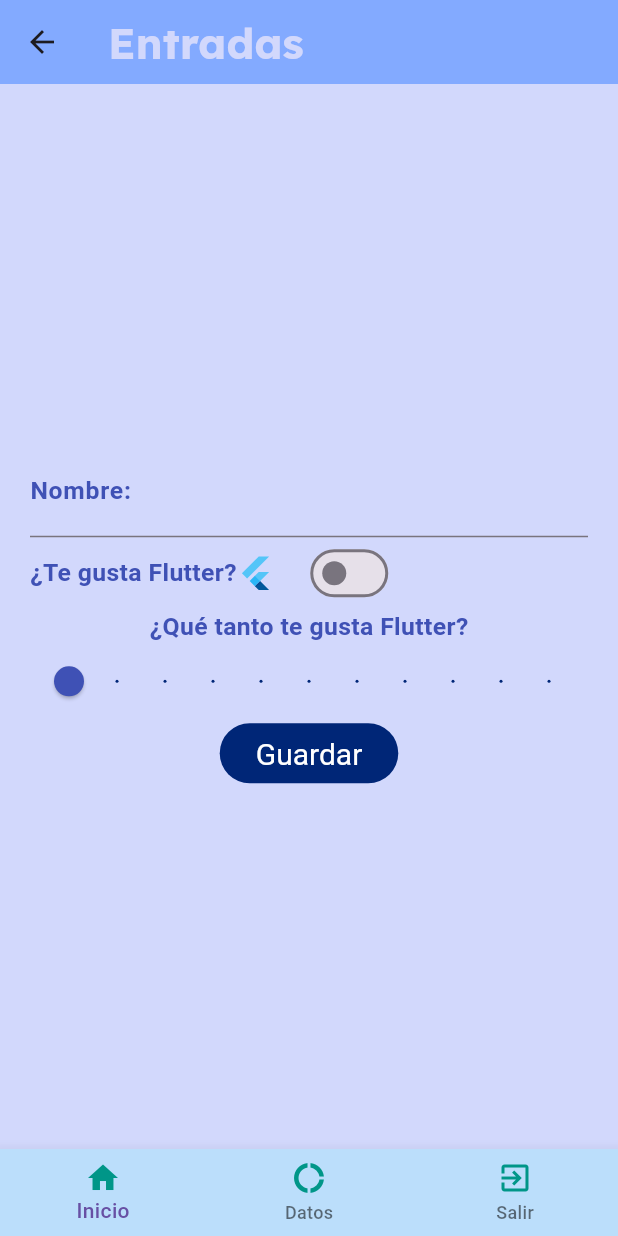
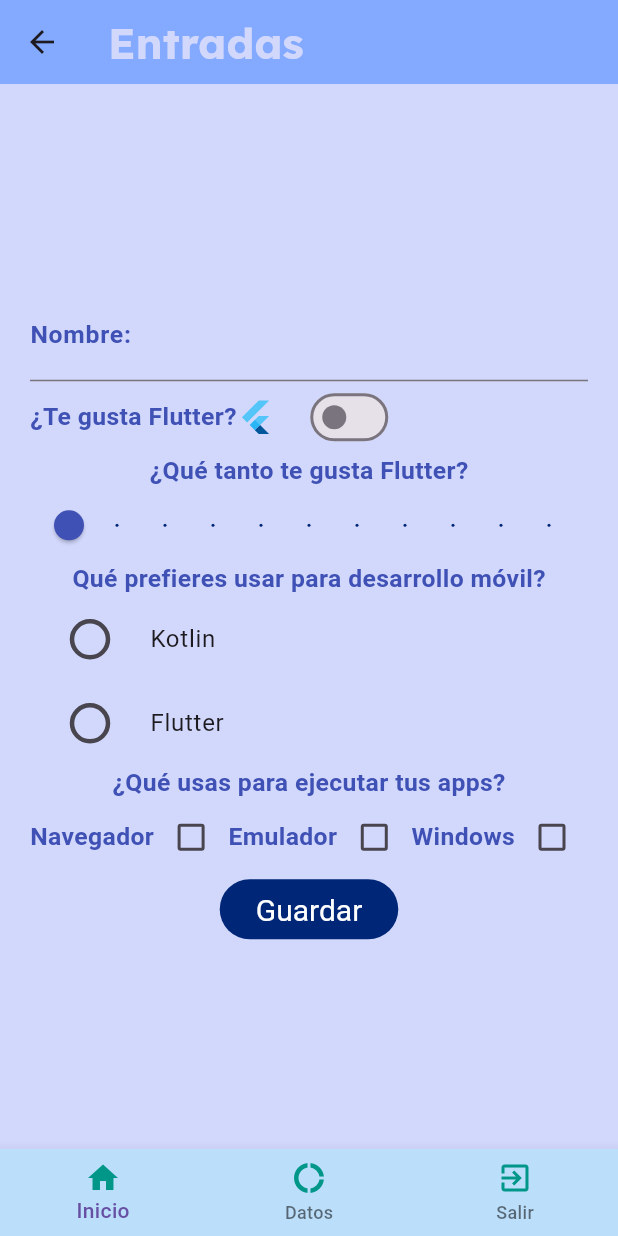
Before and after one commit to LiraU13/componentes_flutter, a Flutter app: the screen it shows after launch, after a tap on "Entradas", on a phone screen of 412 x 824 dp. Run offline on Flutter 3.47's test engine with Material 3 defaults, Android fonts, the phone set to English and light mode, and no system bars; our stand-ins replace google_fonts; Roboto replaces fonts that are missing (Dangrek).

Commit message:
RadioButton and CheckBox

```diff
--- a/lib/screens/home_screen.dart
+++ b/lib/screens/home_screen.dart
@@ -34,19 +34,16 @@ class HomeScreen extends StatelessWidget {
               'Diferentes widgets para entradas de Flutter',
               style: AppTheme.lightTheme.textTheme.bodySmall,
             ),
-
-    // PASAR A JUAN
-
-            trailing: const CircularProgressIndicator(
-              strokeWidth: 15,
-              value: 0.75,
-              color: AppTheme.iconColor,
-              backgroundColor: Colors.green,
+            // trailing: const CircularProgressIndicator(
+            //   strokeWidth: 15,
+            //   value: 0.75,
+            //   color: AppTheme.iconColor,
+            //   backgroundColor: Colors.green,
+            // ),
+            trailing: IconTheme(
+              data: AppTheme.lightTheme.iconTheme,
+              child: const Icon(Icons.arrow_circle_right, color: AppTheme.iconColor),
             ),
-            // trailing: IconTheme(
-            //   data: AppTheme.lightTheme.iconTheme,
-            //   child: const Icon(Icons.arrow_circle_right, color: AppTheme.iconColor),
-            // ),
             onTap: () {
               final ruta1 = MaterialPageRoute(builder: (context) {
                 return const InputsScreen();
--- a/lib/screens/inputs_screen.dart
+++ b/lib/screens/inputs_screen.dart
@@ -10,8 +10,12 @@ class InputsScreen extends StatefulWidget {
 
 class _InputsScreenState extends State<InputsScreen> {
   bool valueSwitch = false;
+  bool isChecked1 = false;
+  bool isChecked2 = false;
+  bool isChecked3 = false;
   double valueSlider = 0.0;
   int selectedIndex = 0;
+  int selectedRadioOption = 0; // Para los RadioButtons
 
   @override
   Widget build(BuildContext context) {
@@ -25,6 +29,12 @@ class _InputsScreenState extends State<InputsScreen> {
             entradaTexto(),
             entradaSwitch(),
             entradaSlider(),
+            entradasRadio(),
+            Text(
+              '¿Qué usas para ejecutar tus apps?',
+              style: AppTheme.lightTheme.textTheme.headlineLarge,
+            ),
+            entradasCheck(),
             const ElevatedButton(onPressed: null, child: Text('Guardar'))
           ],
         ),
@@ -34,15 +44,24 @@ class _InputsScreenState extends State<InputsScreen> {
         backgroundColor: AppTheme.lightTheme.primaryColorLight,
         items: const [
           BottomNavigationBarItem(
-          icon: Icon(Icons.home, color: Colors.teal,),
+            icon: Icon(
+              Icons.home,
+              color: Colors.teal,
+            ),
             label: 'Inicio',
           ),
           BottomNavigationBarItem(
-          icon: Icon(Icons.donut_large_sharp, color: Colors.teal,),
+            icon: Icon(
+              Icons.donut_large_sharp,
+              color: Colors.teal,
+            ),
             label: 'Datos',
           ),
           BottomNavigationBarItem(
-          icon: Icon(Icons.exit_to_app, color: Colors.teal,),
+            icon: Icon(
+              Icons.exit_to_app,
+              color: Colors.teal,
+            ),
             label: 'Salir',
           ),
         ],
@@ -113,4 +132,101 @@ class _InputsScreenState extends State<InputsScreen> {
       ],
     );
   }
+
+  Column entradasRadio() {
+    return Column(children: [
+      Text(
+        'Qué prefieres usar para desarrollo móvil?',
+        style: AppTheme.lightTheme.textTheme.headlineLarge,
+      ),
+      ListTile(
+        title: Text(
+          'Kotlin',
+          style: AppTheme.lightTheme.textTheme.headlineSmall,
+        ),
+        leading: Transform.scale(
+          scale: 1.5,
+          child: Radio(
+            value: 1,
+            groupValue: selectedRadioOption,
+            onChanged: (value) {
+              setState(() {
+                selectedRadioOption = value!;
+                print('Opción seleccionada: $selectedRadioOption');
+              });
+            },
+          ),
+        ),
+      ),
+      ListTile(
+        title: Text(
+          'Flutter',
+          style: AppTheme.lightTheme.textTheme.headlineSmall,
+        ),
+        leading: Transform.scale(
+          scale: 1.5,
+          child: Radio(
+            value: 2,
+            groupValue: selectedRadioOption,
+            onChanged: (value) {
+              setState(() {
+                selectedRadioOption = value!;
+                print('Opción seleccionada: $selectedRadioOption');
+              });
+            },
+          ),
+        ),
+      )
+    ]);
   }
+
+  Row entradasCheck() {
+    return Row(
+      mainAxisAlignment: MainAxisAlignment.spaceBetween,
+      children: [
+        Text(
+          'Navegador',
+          style: AppTheme.lightTheme.textTheme.headlineLarge,
+        ),
+        Checkbox(
+          value: isChecked1,
+          onChanged: (value) {
+            setState(() {
+              isChecked1 = value!;
+              print('Estado del checkbox 1: $isChecked1');
+            });
+            isChecked1 = value!;
+          },
+        ),
+        Text(
+          'Emulador',
+          style: AppTheme.lightTheme.textTheme.headlineLarge,
+        ),
+        Checkbox(
+          value: isChecked2,
+          onChanged: (value) {
+            setState(() {
+              isChecked2 = value!;
+              print('Estado del checkbox 2: $isChecked2');
+            });
+            isChecked2 = value!;
+          },
+        ),
+        Text(
+          'Windows',
+          style: AppTheme.lightTheme.textTheme.headlineLarge,
+        ),
+        Checkbox(
+          value: isChecked3,
+          onChanged: (value) {
+            setState(() {
+              isChecked3 = value!;
+              print('Estado del checkbox 3: $isChecked3');
+            });
+            isChecked3 = value!;
+          },
+        ),
+      ],
+    );
+  }
+}
```
Also changed, not shown: assets/img/images.jpg (added), assets/img/images2.jpg (added), assets/img/logo.jpg (added). Lines whose indentation alone changed are shown as unchanged.
